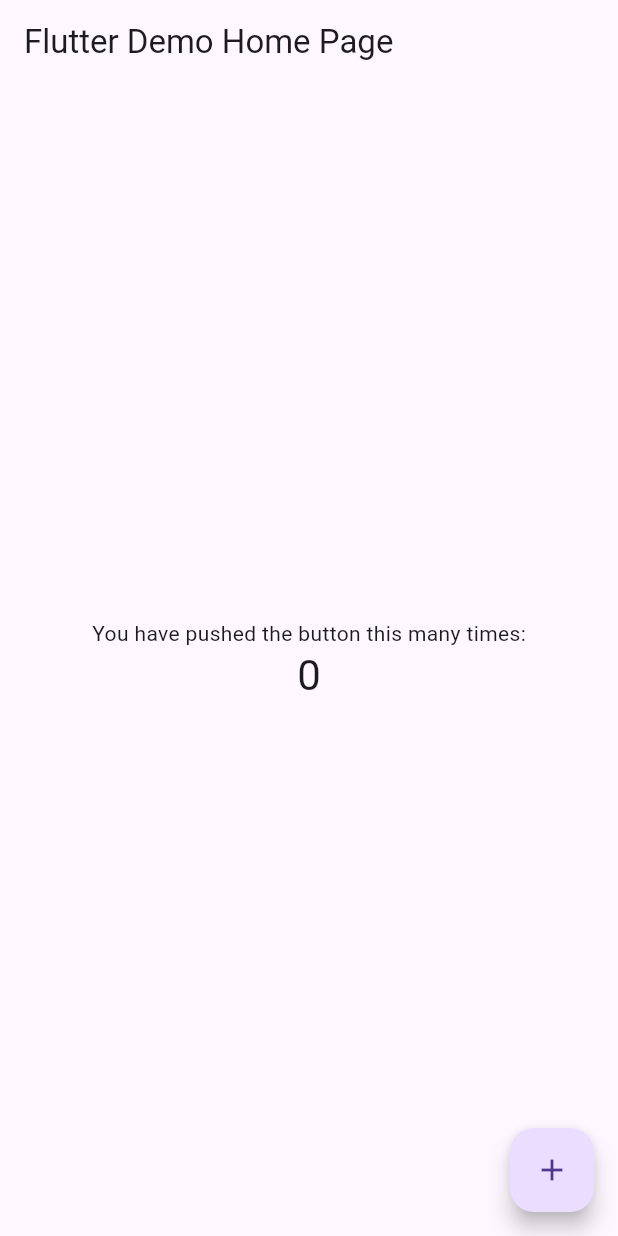
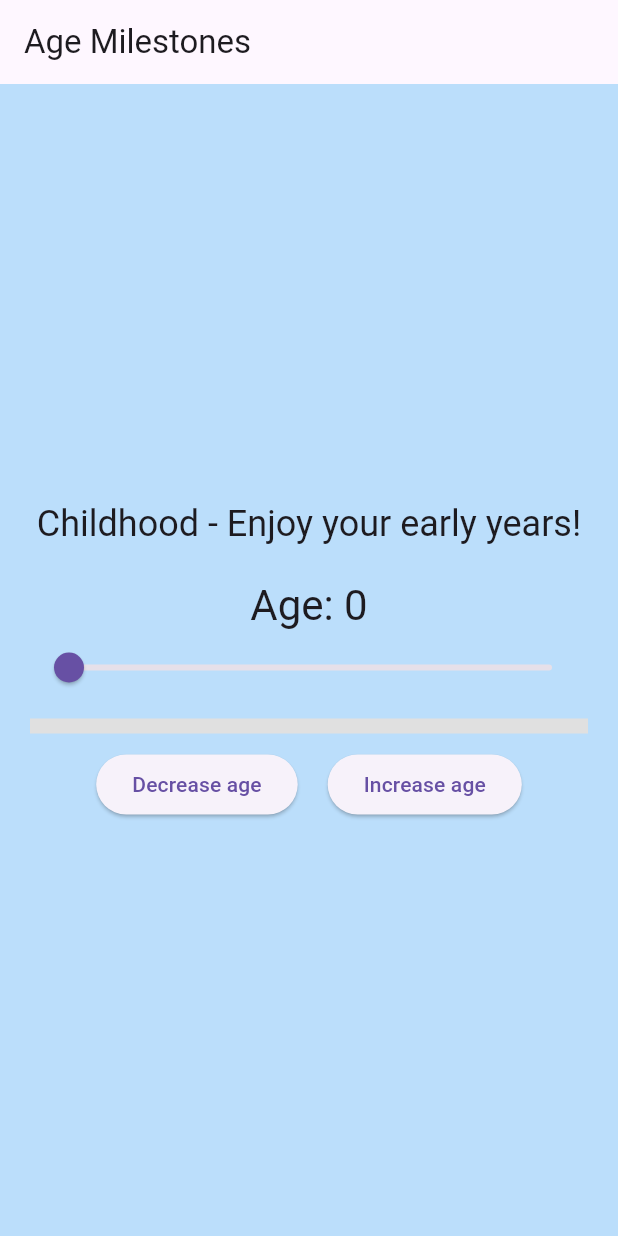
Before and after one commit to Sharmake-gif/provider_activity, a Flutter app: the screen it shows after launch, on a phone screen of 412 x 824 dp. Run offline on Flutter 3.47's test engine with Material 3 defaults, Android fonts, the phone set to English and light mode, and no system bars; missing offline and left inert: window_size.

Commit message:
Update main.dart including slider and decreasing age or increasing

```diff
--- a/lib/main.dart
+++ b/lib/main.dart
@@ -39,9 +39,23 @@
 class Counter with ChangeNotifier {
   int value = 0;
 
-  void increment() {
-    value += 1;
+  void setValue(double newValue) {
+    value = newValue.toInt();
     notifyListeners();
+  }
+
+  void increase() {
+    if (value < 99) {
+      value++;
+      notifyListeners();
+    }
+  }
+
+  void decrease() {
+    if (value > 0) {
+      value--;
+      notifyListeners();
+    }
   }
 }
 
@@ -69,9 +83,8 @@
   @override
   Widget build(BuildContext context) {
     return Scaffold(
-      appBar: AppBar(title: const Text('Flutter Demo Home Page')),
+      appBar: AppBar(title: const Text('Age Milestones')),
       body: const CounterDisplay(),
-      floatingActionButton: const IncrementButton(),
     );
   }
 }
@@ -80,35 +93,79 @@
 class CounterDisplay extends StatelessWidget {
   const CounterDisplay({super.key});
 
+  Color getBackgroundColor(int age) {
+    if (age <= 12) return Colors.blue.shade100;
+    if (age <= 19) return Colors.green.shade100;
+    if (age <= 30) return Colors.orange.shade100;
+    if (age <= 50) return Colors.purple.shade100;
+    return Colors.grey.shade300;
+  }
+
+  String getMilestoneMessage(int age) {
+    if (age <= 12) return "Childhood - Enjoy your early years!";
+    if (age <= 19) return "Teenage - Embrace the energy of youth!";
+    if (age <= 30) return "Young Adult - Chase your dreams!";
+    if (age <= 50) return "Middle Age - Balance and wisdom.";
+    return "Senior - Enjoy life with experience!";
+  }
+
+  Color getProgressColor(int age) {
+    if (age <= 33) return Colors.green;
+    if (age <= 67) return Colors.yellow;
+    return Colors.red;
+  }
+
   @override
   Widget build(BuildContext context) {
-    return Center(
+    int age = context.watch<Counter>().value;
+    return Container(
+      color: getBackgroundColor(age),
+      padding: const EdgeInsets.all(20),
       child: Column(
         mainAxisAlignment: MainAxisAlignment.center,
         children: [
-          const Text('You have pushed the button this many times:'),
-          Consumer<Counter>(
-            builder: (context, counter, child) => Text(
-              '${counter.value}',
-              style: Theme.of(context).textTheme.headlineMedium,
+          Text(
+            getMilestoneMessage(age),
+            style: Theme.of(context).textTheme.headlineSmall,
+            textAlign: TextAlign.center,
+          ),
+          const SizedBox(height: 20),
+          Text('Age: $age', style: Theme.of(context).textTheme.headlineMedium),
+          Slider(
+            value: age.toDouble(),
+            min: 0,
+            max: 99,
+            divisions: 99,
+            label: '$age',
+            onChanged: (newValue) {
+              context.read<Counter>().setValue(newValue);
+            },
+          ),
+          Padding(
+            padding: const EdgeInsets.symmetric(vertical: 10),
+            child: LinearProgressIndicator(
+              value: age / 99,
+              color: getProgressColor(age),
+              backgroundColor: Colors.grey.shade300,
+              minHeight: 10,
             ),
+          ),
+          Row(
+            mainAxisAlignment: MainAxisAlignment.center,
+            children: [
+              ElevatedButton(
+                onPressed: () => context.read<Counter>().decrease(),
+                child: const Text('Decrease age'),
+              ),
+              const SizedBox(width: 20),
+              ElevatedButton(
+                onPressed: () => context.read<Counter>().increase(),
+                child: const Text('Increase age'),
+              ),
+            ],
           ),
         ],
       ),
     );
   }
 }
-
-// Increment Button Widget
-class IncrementButton extends StatelessWidget {
-  const IncrementButton({super.key});
-
-  @override
-  Widget build(BuildContext context) {
-    return FloatingActionButton(
-      onPressed: () => context.read<Counter>().increment(),
-      tooltip: 'Increment',
-      child: const Icon(Icons.add),
-    );
-  }
-}
```
